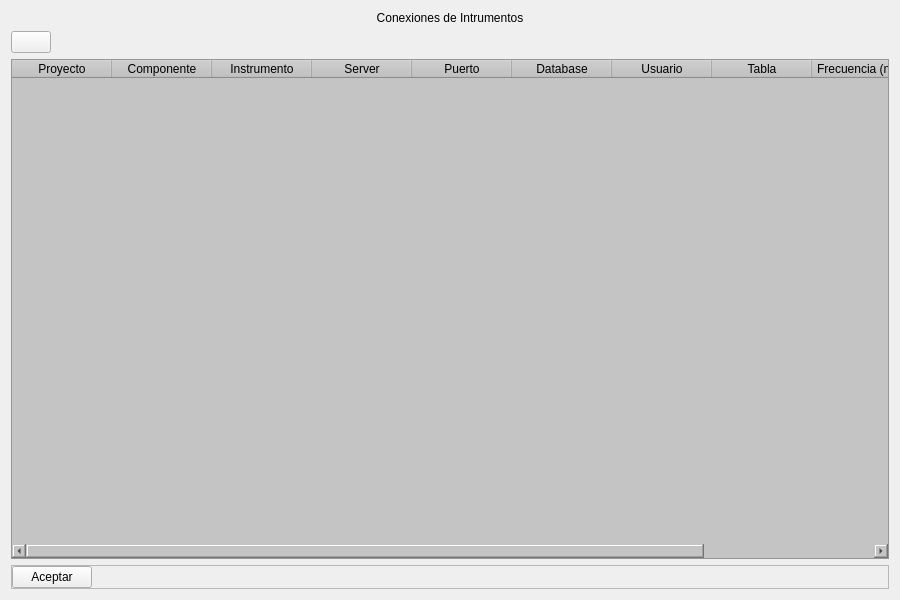
ivanrv23/E-Monitoring-SqlServer, file ui/conexiones.ui: the form before one commit.
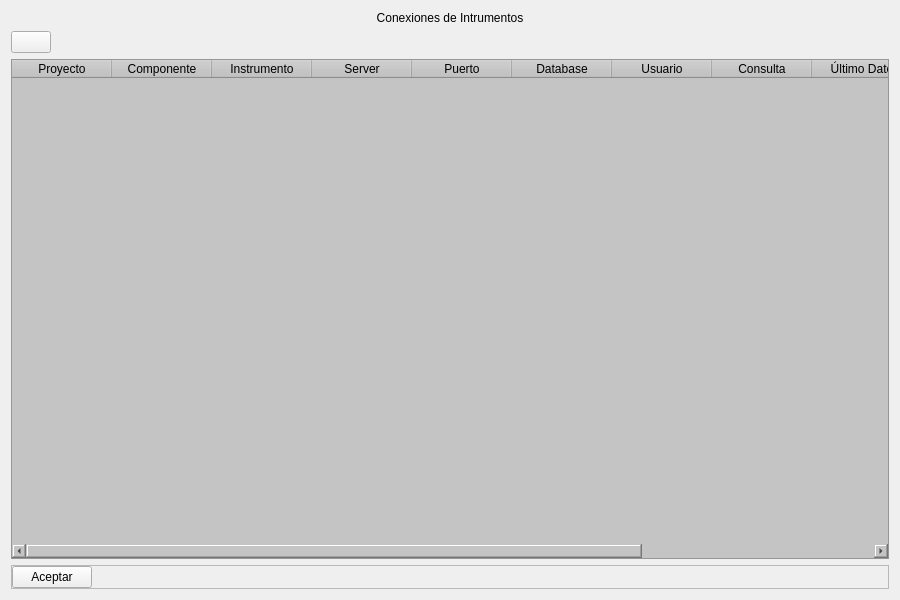
The form after the commit.

Commit message: conexiones y db

Diff of the .ui file:
```diff
--- a/ui/conexiones.ui
+++ b/ui/conexiones.ui
@@ -99,7 +99,12 @@
      </column>
      <column>
       <property name="text">
-       <string>Tabla</string>
+       <string>Consulta</string>
+      </property>
+     </column>
+     <column>
+      <property name="text">
+       <string>Último Dato</string>
       </property>
      </column>
      <column>
```
The commit also changes 6 other files.
